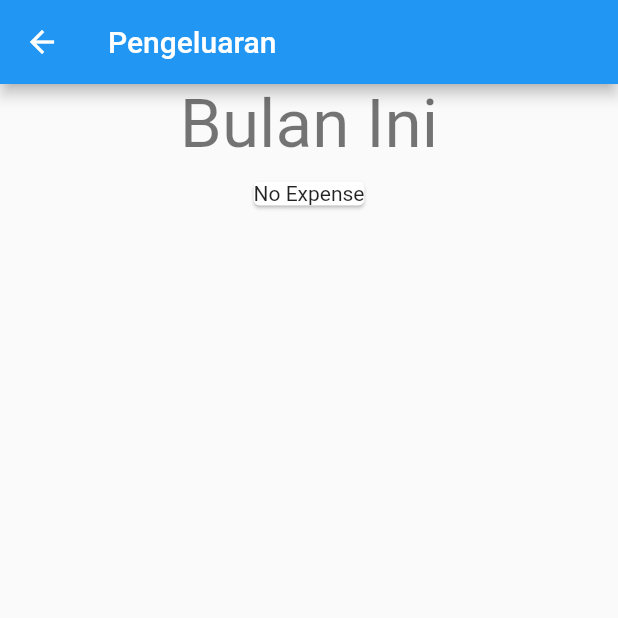
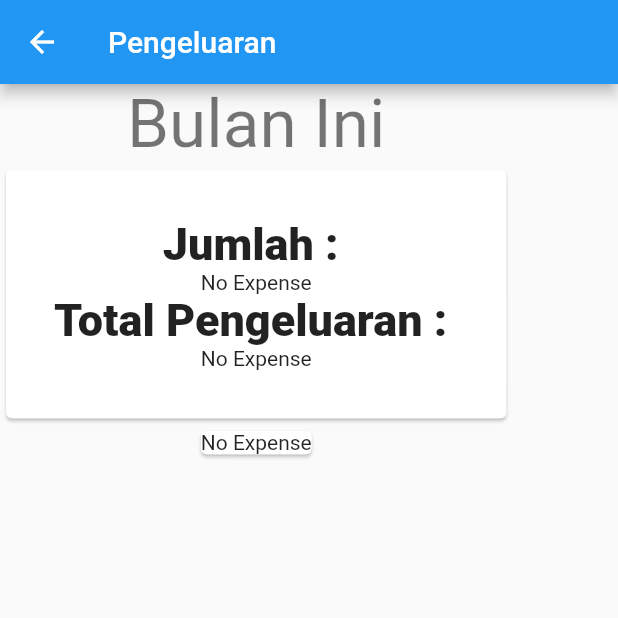
Before and after one commit to suggoitanoshi/Hemat.in, a Flutter app: the screen it shows after launch, after a tap on "Pengeluaran", on a phone screen of 412 x 824 dp, the top half of it. Run offline on Flutter 3.47's test engine with Material 2 defaults, Android fonts, the phone set to English and light mode, and no system bars; our stand-ins replace charts_flutter, moor, moor_flutter, pie_chart; generated files the repository leaves out were written again.

Commit message:
Pie chart

```diff
--- a/lib/expense.dart
+++ b/lib/expense.dart
@@ -28,11 +28,83 @@ class _PengeluaranState extends State<Pengeluaran> {
           children: <Widget>[
             Text('Bulan Ini', style: Theme.of(context).textTheme.headline3),
             Card(
-                child: Row(
-              mainAxisAlignment: MainAxisAlignment.center,
-              children: <Widget>[
-                //DISINI BUAT YANG PIE CHART
-              ],
+                child: Container(
+              padding: EdgeInsets.all(32),
+              child: Column(
+                mainAxisAlignment: MainAxisAlignment.center,
+                children: <Widget>[
+                  Text(
+                    "Jumlah : ",
+                    style: TextStyle(fontWeight: FontWeight.w800, fontSize: 30),
+                  ),
+                  FutureBuilder(
+                    future: database.getAllExpenses(),
+                    builder: (BuildContext context,
+                        AsyncSnapshot<dynamic> snapshot) {
+                      final allExpense = snapshot.data;
+
+                      if (allExpense.length == 0) {
+                        return Text("No Expense");
+                      } else {
+                        double butuhCount = 0;
+                        double inginCount = 0;
+                        for (int i = 0; i < allExpense.length; i++) {
+                          if (allExpense[i].category == "Butuh") {
+                            butuhCount += 1;
+                          } else {
+                            inginCount += 1;
+                          }
+                        }
+                        Map<String, double> dataMap = new Map();
+                        dataMap.putIfAbsent("Butuh", () => butuhCount);
+                        dataMap.putIfAbsent("Ingin", () => inginCount);
+                        return SizedBox(
+                          height: 300,
+                          width: 300,
+                          child: PieChart(
+                              dataMap: dataMap, chartType: ChartType.disc),
+                        );
+                      }
+                    },
+                  ),
+                  Text(
+                    "Total Pengeluaran : ",
+                    style: TextStyle(fontWeight: FontWeight.w800, fontSize: 30),
+                  ),
+                  FutureBuilder(
+                    future: database.getAllExpenses(),
+                    builder: (BuildContext context,
+                        AsyncSnapshot<dynamic> snapshot) {
+                      final allExpense = snapshot.data;
+
+                      if (allExpense.length == 0) {
+                        return Text("No Expense");
+                      } else {
+                        double butuhCount = 0;
+                        double inginCount = 0;
+                        for (int i = 0; i < allExpense.length; i++) {
+                          if (allExpense[i].category == "Butuh") {
+                            butuhCount += allExpense[i].amount;
+                          } else {
+                            inginCount += allExpense[i].amount;
+                          }
+                        }
+                        Map<String, double> dataMap = new Map();
+                        dataMap.putIfAbsent("Butuh", () => butuhCount);
+                        dataMap.putIfAbsent("Ingin", () => inginCount);
+                        return SizedBox(
+                          height: 300,
+                          width: 300,
+                          child: PieChart(
+                              dataMap: dataMap, chartType: ChartType.disc),
+                        );
+                      }
+                    },
+                  ),
+
+                  //DISINI BUAT YANG PIE CHART
+                ],
+              ),
             )),
             Card(
                 //FOR FUNCTION, ITERATE ON THIS getThisMonthExpenses
--- a/lib/main.dart
+++ b/lib/main.dart
@@ -126,15 +126,7 @@ class _MyHomePageState extends State<MyHomePage> {
           mainAxisAlignment: MainAxisAlignment.start,
           crossAxisAlignment: CrossAxisAlignment.stretch,
           children: <Widget>[
-            FutureBuilder(
-              future: database.getAllExpenses(),
-              builder:
-                  (BuildContext context, AsyncSnapshot<dynamic> snapshot) {
-                    final allExpense = snapshot.data;
-                    // TODO
-
-                  },
-            ),
+            Text("Testing"),
             Card(
               child: Padding(
                 padding: EdgeInsets.all(10),
--- a/pubspec.yaml
+++ b/pubspec.yaml
@@ -33,6 +33,7 @@ dependencies:
   provider: any
   path_provider: any
   charts_flutter: any
+
 
 dev_dependencies:
   flutter_test:
```
